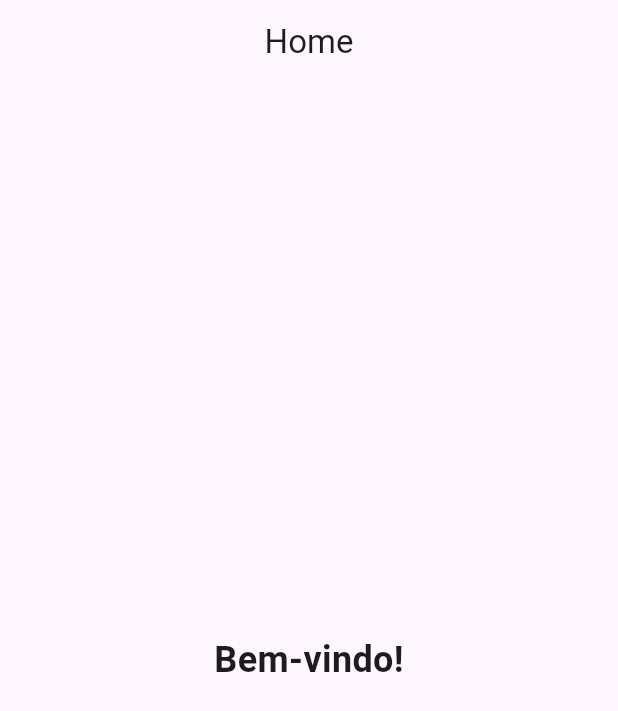
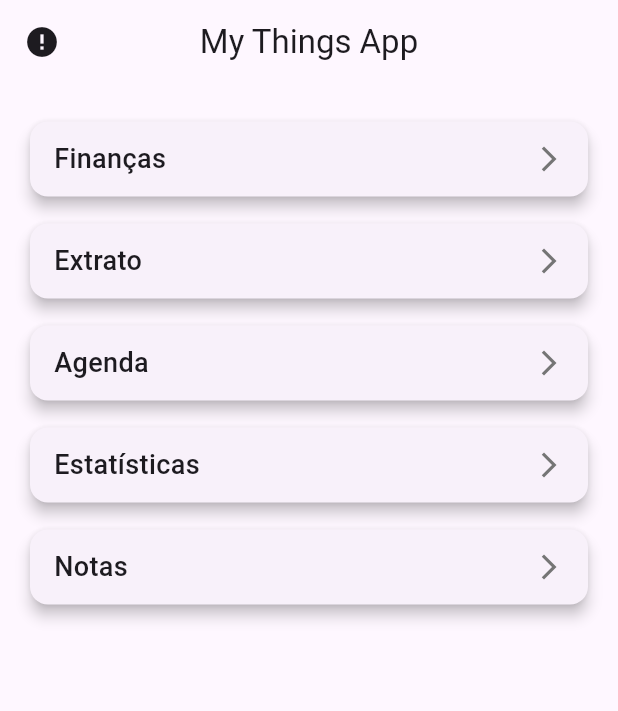
Before and after one commit to raphaelrocha/flutter.my_things_app, a Flutter app: the HomeScreen screen opened directly, on a phone screen of 412 x 824 dp. Shown: the top 711 px of the screen. Run offline on Flutter 3.47's test engine with Material 3 defaults, Android fonts, the phone set to English and light mode, and no system bars; our stand-ins replace flutter_dotenv, shared_preferences; accounts and stored records are empty.

Commit message:
show menus

```diff
--- /dev/null
+++ b/assets/mocks/home_menu.json
@@ -0,0 +1,22 @@
+[
+  {
+    "label": "Finanças",
+    "action": "go-to-finance"
+  },
+  {
+    "label": "Extrato",
+    "action": "go-to-balance"
+  },
+  {
+    "label": "Agenda",
+    "action": "go-to-calendar"
+  },
+  {
+    "label": "Estatísticas",
+    "action": "go-to-analytics"
+  },
+  {
+    "label": "Notas",
+    "action": "go-to-notes"
+  }
+]
--- a/lib/main.dart
+++ b/lib/main.dart
@@ -1,14 +1,21 @@
 import 'package:flutter/material.dart';
 import 'package:flutter_dotenv/flutter_dotenv.dart';
+import 'package:my_thyngs_app/controllers/auth_controller.dart';
+import 'package:my_thyngs_app/screens/home_screen.dart';
 import 'package:my_thyngs_app/screens/login_screen.dart';
 
 void main() async {
   await dotenv.load(fileName: ".env");
-  runApp(const MyApp());
+
+  final String? token = await AuthController().getAuthToken();
+
+  runApp(MyApp(initialRoute: token != null ? 'home' : 'login'));
 }
 
 class MyApp extends StatelessWidget {
-  const MyApp({super.key});
+  final String initialRoute;
+
+  const MyApp({super.key, required this.initialRoute});
 
   // This widget is the root of your application.
   @override
@@ -34,7 +41,11 @@ class MyApp extends StatelessWidget {
         colorScheme: ColorScheme.fromSeed(seedColor: Colors.deepPurple),
         useMaterial3: true,
       ),
-      home: LoginScreen(),
+      initialRoute: initialRoute,
+      routes: {
+        'login': (context) => LoginScreen(),
+        'home': (context) => HomeScreen(),
+      },
     );
   }
 }
--- a/lib/screens/home_screen.dart
+++ b/lib/screens/home_screen.dart
@@ -1,18 +1,138 @@
 import 'package:flutter/material.dart';
+import 'package:my_thyngs_app/models/menu/MenuItem.dart';
+import 'package:my_thyngs_app/screens/user_details_screen.dart';
 
-class HomeScreen extends StatelessWidget {
+import '../controllers/auth_controller.dart';
+import '../controllers/home_controller.dart';
+import '../models/User.dart';
+
+class HomeScreen extends StatefulWidget {
+  @override
+  _HomeScreenState createState() => _HomeScreenState();
+}
+
+class _HomeScreenState extends State<HomeScreen> {
+  final HomeController controller = HomeController(); // Instancia a controller
+  List<MenuItem> buttonData = [];
+
+  @override
+  void initState() {
+    super.initState();
+    loadMenu(); // Carrega o menu ao inicializar
+  }
+
+  Future<void> loadMenu() async {
+    try {
+      List<MenuItem> data = await controller.loadJsonData();
+      setState(() {
+        buttonData = data;
+      });
+    } catch (e) {
+      print('Erro ao carregar o menu: $e');
+    }
+  }
+
   @override
   Widget build(BuildContext context) {
     return Scaffold(
       appBar: AppBar(
-        title: Text('Home'),
+        title: Text('My Things App'),
         centerTitle: true,
+        leading: FutureBuilder<User?>(
+          future: AuthController().getUser(), // Chama o método getUser
+          builder: (context, snapshot) {
+            if (snapshot.connectionState == ConnectionState.waiting) {
+              return Center(
+                child: CircularProgressIndicator(), // Indicador de carregamento
+              );
+            } else if (snapshot.hasError || !snapshot.hasData || snapshot.data == null) {
+              return Icon(Icons.error); // Ícone de erro se falhar
+            } else {
+              final User user = snapshot.data!;
+              return GestureDetector(
+                onTap: () {
+                  print('Imagem clicada!');
+                  Navigator.push(
+                    context,
+                    MaterialPageRoute(builder: (context) => UserDetailsScreen()),
+                  );
+                  // Ação ao clicar na imagem
+                },
+                child: Padding(
+                  padding: const EdgeInsets.all(8.0), // Espaçamento ao redor da imagem
+                  child: ClipOval(
+                    child: Image.network(
+                      user.photoURL, // URL da imagem vinda do objeto User
+                      fit: BoxFit.cover, // Ajusta a imagem dentro do espaço disponível
+                      width: 40.0, // Largura da imagem
+                      height: 40.0, // Altura da imagem
+                      loadingBuilder: (BuildContext context, Widget child, ImageChunkEvent? loadingProgress) {
+                        if (loadingProgress == null) return child; // Exibe a imagem carregada
+                        return Center(
+                          child: CircularProgressIndicator(
+                            value: loadingProgress.expectedTotalBytes != null
+                                ? loadingProgress.cumulativeBytesLoaded / (loadingProgress.expectedTotalBytes ?? 1)
+                                : null,
+                          ),
+                        );
+                      },
+                      errorBuilder: (BuildContext context, Object error, StackTrace? stackTrace) {
+                        return Icon(Icons.error); // Ícone exibido caso a imagem falhe ao carregar
+                      },
+                    ),
+                  ),
+                ),
+              );
+            }
+          },
+        ),
       ),
-      body: Center(
-        child: Text(
-          'Bem-vindo!',
-          style: TextStyle(fontSize: 24, fontWeight: FontWeight.bold),
-        ),
+      body: buttonData.isEmpty
+          ? Center(child: CircularProgressIndicator()) // Indicador de carregamento
+          : ListView.builder(
+        padding: EdgeInsets.all(16.0),
+        itemCount: buttonData.length,
+        itemBuilder: (context, index) {
+          final button = buttonData[index];
+          return Padding(
+            padding: const EdgeInsets.symmetric(vertical: 5.0),
+            child: Card(
+              shape: RoundedRectangleBorder(
+                borderRadius: BorderRadius.circular(12.0), // Bordas arredondadas
+              ),
+              elevation: 4,
+              child: InkWell(
+                borderRadius: BorderRadius.circular(12.0),
+                onTap: () {
+                  print('${button.action} foi acionada!');
+                },
+                child: Padding(
+                  padding: const EdgeInsets.symmetric(
+                    horizontal: 16.0,
+                    vertical: 12.0,
+                  ),
+                  child: Row(
+                    mainAxisAlignment: MainAxisAlignment.spaceBetween,
+                    children: [
+                      Text(
+                        button.label, // Label à esquerda
+                        style: TextStyle(
+                          fontSize: 18,
+                          fontWeight: FontWeight.w500,
+                        ),
+                      ),
+                      Icon(
+                        Icons.arrow_forward_ios, // Ícone à direita
+                        size: 20,
+                        color: Colors.grey[600],
+                      ),
+                    ],
+                  ),
+                ),
+              ),
+            ),
+          );
+        },
       ),
     );
   }
```
Also changed, not shown: assets/mocks/user_details_menu.json (added, +14 -0 lines), lib/controllers/home_controller.dart (added, +19 -0 lines), lib/controllers/user_details_controller.dart (added, +19 -0 lines), lib/screens/user_details_screen.dart (added, +105 -0 lines), 1 other file.
